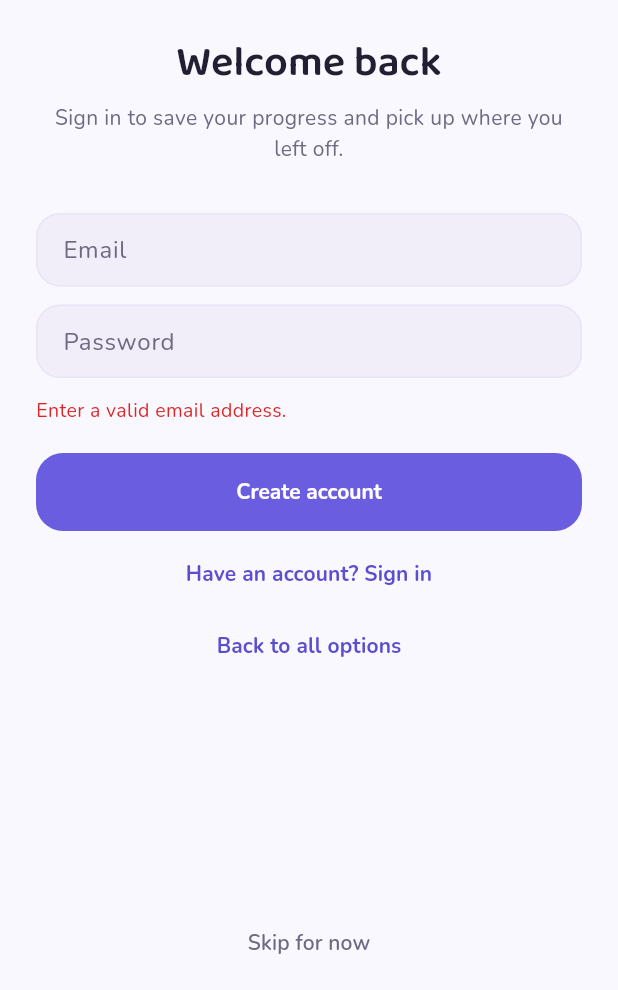
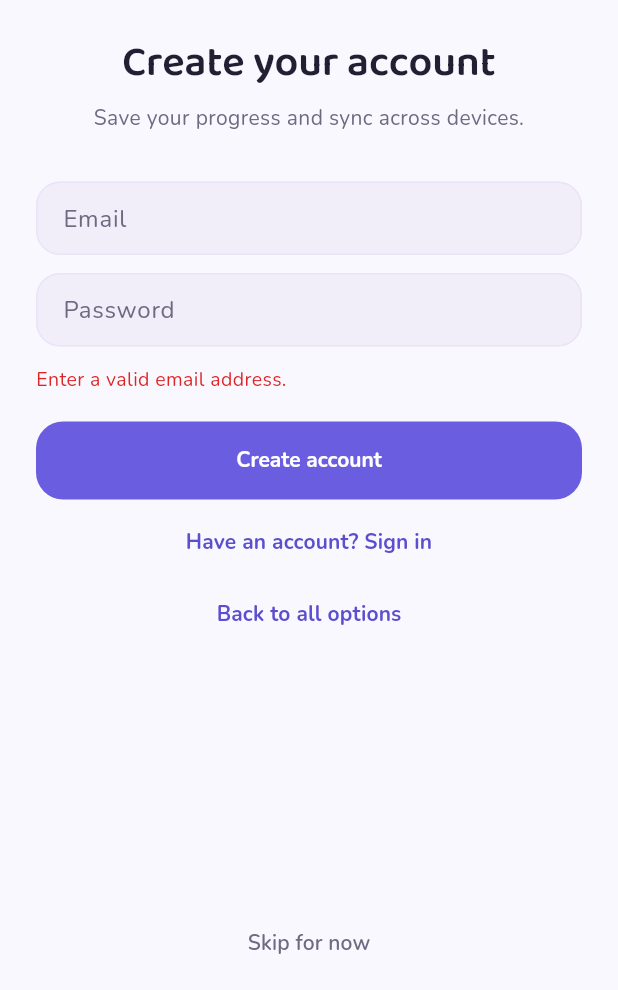
Before and after one commit to fountainnnnn/lactic-sg-alevel-ai-tutor, a Flutter app: the SignInScreen screen opened by its route, after a tap on "Continue with email", after a tap on "Sign in", after a tap on "New here? Create an account", on a phone screen of 412 x 824 dp, the part 246-1236 px from its top. Run offline on Flutter 3.47's test engine with Material 3 defaults, Android fonts, the phone set to English and light mode, and no system bars; our stand-ins replace flutter_riverpod, flutter_svg, go_router, google_fonts, image_picker, shared_preferences and 1 more; missing offline and left inert: flutter_math_fork, gpt_markdown, purchases_flutter, purchases_ui_flutter; accounts and stored records are empty.

Commit message:
Make sign-in header match create-account mode
The header read Welcome back even after toggling to create-account mode, where the button and link already switched. Make the title and subtitle mode-aware so a new user sees Create your account.

Co-Authored-By: Claude Opus 4.8 <noreply@anthropic.com>

```diff
--- a/app/lib/features/auth/sign_in_screen.dart
+++ b/app/lib/features/auth/sign_in_screen.dart
@@ -143,9 +143,13 @@ class _SignInScreenState extends ConsumerState<SignInScreen> {
                   ),
                 ),
                 const SizedBox(height: 24),
-                Text('Welcome back', textAlign: TextAlign.center, style: theme.textTheme.headlineMedium),
+                Text(_creating ? 'Create your account' : 'Welcome back',
+                    textAlign: TextAlign.center, style: theme.textTheme.headlineMedium),
                 const SizedBox(height: 8),
-                Text('Sign in to save your progress and pick up where you left off.',
+                Text(
+                    _creating
+                        ? 'Save your progress and sync across devices.'
+                        : 'Sign in to save your progress and pick up where you left off.',
                     textAlign: TextAlign.center, style: TextStyle(color: t.textMuted, height: 1.5)),
                 const SizedBox(height: 32),
                 if (!_showEmail) ...[
```
